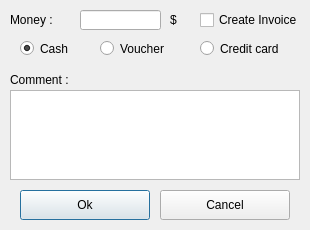
This is client/dlgcassaaction.ui in tbikfalvi/Belenus as Qt 5 draws it before an edit. The edited form follows.
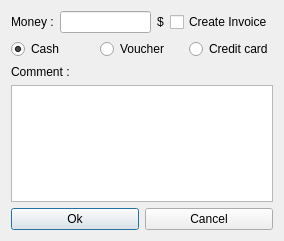
This is the edited form.

Commit message: Dialog layout-ozas ... haaaat eleg ronda igy :-|

The edit to the form file:
```diff
--- a/client/dlgcassaaction.ui
+++ b/client/dlgcassaaction.ui
@@ -6,35 +6,25 @@
    <rect>
     <x>0</x>
     <y>0</y>
-    <width>310</width>
-    <height>230</height>
+    <width>284</width>
+    <height>241</height>
    </rect>
   </property>
   <property name="windowTitle">
    <string>Dialog</string>
   </property>
+  <layout class="QVBoxLayout" name="verticalLayout">
+   <item>
+    <layout class="QHBoxLayout" name="horizontalLayout">
+     <item>
   <widget class="QLabel" name="lblMoney">
-   <property name="geometry">
-    <rect>
-     <x>10</x>
-     <y>10</y>
-     <width>70</width>
-     <height>20</height>
-    </rect>
-   </property>
    <property name="text">
     <string>Money :</string>
    </property>
   </widget>
+     </item>
+     <item>
   <widget class="QLineEdit" name="ledMoney">
-   <property name="geometry">
-    <rect>
-     <x>80</x>
-     <y>10</y>
-     <width>81</width>
-     <height>20</height>
-    </rect>
-   </property>
    <property name="text">
     <string/>
    </property>
@@ -42,85 +32,27 @@
     <set>Qt::AlignRight|Qt::AlignTrailing|Qt::AlignVCenter</set>
    </property>
   </widget>
-  <widget class="QPushButton" name="pbOk">
-   <property name="geometry">
-    <rect>
-     <x>20</x>
-     <y>190</y>
-     <width>130</width>
-     <height>30</height>
-    </rect>
-   </property>
-   <property name="text">
-    <string>Ok</string>
-   </property>
-   <property name="iconSize">
-    <size>
-     <width>20</width>
-     <height>20</height>
-    </size>
-   </property>
-   <property name="autoDefault">
-    <bool>true</bool>
-   </property>
-  </widget>
-  <widget class="QCheckBox" name="cbInvoice">
-   <property name="geometry">
-    <rect>
-     <x>200</x>
-     <y>10</y>
-     <width>100</width>
-     <height>20</height>
-    </rect>
-   </property>
-   <property name="text">
-    <string>Create Invoice</string>
-   </property>
-  </widget>
-  <widget class="QPushButton" name="pbCancel">
-   <property name="geometry">
-    <rect>
-     <x>160</x>
-     <y>190</y>
-     <width>130</width>
-     <height>30</height>
-    </rect>
-   </property>
-   <property name="text">
-    <string>Cancel</string>
-   </property>
-   <property name="iconSize">
-    <size>
-     <width>20</width>
-     <height>20</height>
-    </size>
-   </property>
-   <property name="autoDefault">
-    <bool>true</bool>
-   </property>
-  </widget>
+     </item>
+     <item>
   <widget class="QLabel" name="lblCurrencyShort">
-   <property name="geometry">
-    <rect>
-     <x>170</x>
-     <y>10</y>
-     <width>20</width>
-     <height>20</height>
-    </rect>
-   </property>
    <property name="text">
     <string>$</string>
    </property>
   </widget>
+     </item>
+     <item>
+      <widget class="QCheckBox" name="cbInvoice">
+       <property name="text">
+        <string>Create Invoice</string>
+       </property>
+      </widget>
+     </item>
+    </layout>
+   </item>
+   <item>
+    <layout class="QHBoxLayout" name="horizontalLayout_2">
+     <item>
   <widget class="QRadioButton" name="rbPayCash">
-   <property name="geometry">
-    <rect>
-     <x>20</x>
-     <y>40</y>
-     <width>61</width>
-     <height>17</height>
-    </rect>
-   </property>
    <property name="text">
     <string>Cash</string>
    </property>
@@ -128,55 +60,70 @@
     <bool>true</bool>
    </property>
   </widget>
+     </item>
+     <item>
   <widget class="QRadioButton" name="rbVoucher">
-   <property name="geometry">
-    <rect>
-     <x>100</x>
-     <y>40</y>
-     <width>82</width>
-     <height>17</height>
-    </rect>
-   </property>
    <property name="text">
     <string>Voucher</string>
    </property>
   </widget>
+     </item>
+     <item>
   <widget class="QRadioButton" name="rbCreditcard">
-   <property name="geometry">
-    <rect>
-     <x>200</x>
-     <y>40</y>
-     <width>82</width>
-     <height>17</height>
-    </rect>
-   </property>
    <property name="text">
     <string>Credit card</string>
    </property>
   </widget>
+     </item>
+    </layout>
+   </item>
+   <item>
   <widget class="QLabel" name="lblComment">
-   <property name="geometry">
-    <rect>
-     <x>10</x>
-     <y>70</y>
-     <width>70</width>
-     <height>20</height>
-    </rect>
-   </property>
    <property name="text">
     <string>Comment :</string>
    </property>
   </widget>
-  <widget class="QTextEdit" name="teComment">
-   <property name="geometry">
-    <rect>
-     <x>10</x>
-     <y>90</y>
-     <width>290</width>
-     <height>90</height>
-    </rect>
-   </property>
-  </widget>
+   </item>
+   <item>
+    <widget class="QTextEdit" name="teComment"/>
+   </item>
+   <item>
+    <layout class="QHBoxLayout" name="horizontalLayout_3">
+     <item>
+      <widget class="QPushButton" name="pbOk">
+       <property name="text">
+        <string>Ok</string>
+       </property>
+       <property name="iconSize">
+        <size>
+         <width>20</width>
+         <height>20</height>
+        </size>
+       </property>
+       <property name="autoDefault">
+        <bool>true</bool>
+       </property>
+      </widget>
+     </item>
+     <item>
+      <widget class="QPushButton" name="pbCancel">
+       <property name="text">
+        <string>Cancel</string>
+       </property>
+       <property name="iconSize">
+        <size>
+         <width>20</width>
+         <height>20</height>
+        </size>
+       </property>
+       <property name="autoDefault">
+        <bool>true</bool>
+       </property>
+      </widget>
+     </item>
+    </layout>
+   </item>
+  </layout>
  </widget>
  <tabstops>
   <tabstop>ledMoney</tabstop>
```
Lines whose indentation alone changed are shown as unchanged. The commit also changes 8 other files.
